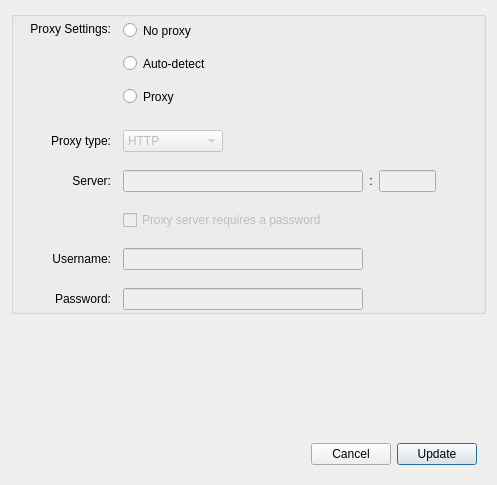
Qt form src/MEGASync/gui/macx/ProxySettings.ui (meganz/MEGAsync) before a commit.
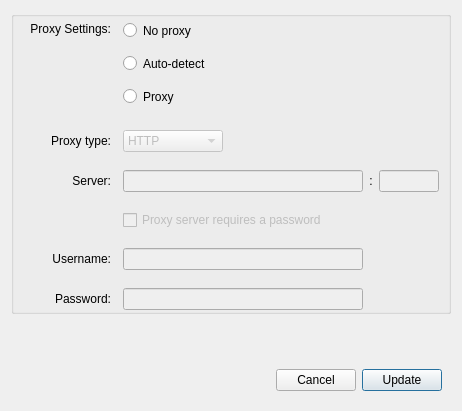
The same form after that commit.

Commit message: UI fixes: - Set minimum width for port input - Set layout constraint for the dialog - Adjust margin for buttonbox

Diff of the .ui file:
```diff
--- a/src/MEGASync/gui/macx/ProxySettings.ui
+++ b/src/MEGASync/gui/macx/ProxySettings.ui
@@ -20,6 +20,9 @@
    <bool>true</bool>
   </property>
   <layout class="QVBoxLayout" name="verticalLayout">
+   <property name="sizeConstraint">
+    <enum>QLayout::SetFixedSize</enum>
+   </property>
    <item>
     <widget class="QGroupBox" name="gProxy">
      <property name="sizePolicy">
@@ -219,6 +222,12 @@
            <property name="enabled">
             <bool>false</bool>
            </property>
+           <property name="minimumSize">
+            <size>
+             <width>60</width>
+             <height>0</height>
+            </size>
+           </property>
            <property name="maximumSize">
             <size>
              <width>60</width>
@@ -236,19 +245,6 @@
            </property>
           </widget>
          </item>
-         <item>
-          <spacer name="horizontalSpacer_1">
-           <property name="orientation">
-            <enum>Qt::Horizontal</enum>
-           </property>
-           <property name="sizeHint" stdset="0">
-            <size>
-             <width>40</width>
-             <height>20</height>
-            </size>
-           </property>
-          </spacer>
-         </item>
         </layout>
        </widget>
       </item>
@@ -471,6 +467,18 @@
    <item>
     <widget class="QWidget" name="buttonBox" native="true">
      <layout class="QHBoxLayout" name="horizontalLayout">
+      <property name="leftMargin">
+       <number>9</number>
+      </property>
+      <property name="topMargin">
+       <number>9</number>
+      </property>
+      <property name="rightMargin">
+       <number>9</number>
+      </property>
+      <property name="bottomMargin">
+       <number>9</number>
+      </property>
       <item>
        <spacer name="horizontalSpacer">
         <property name="orientation">
```
